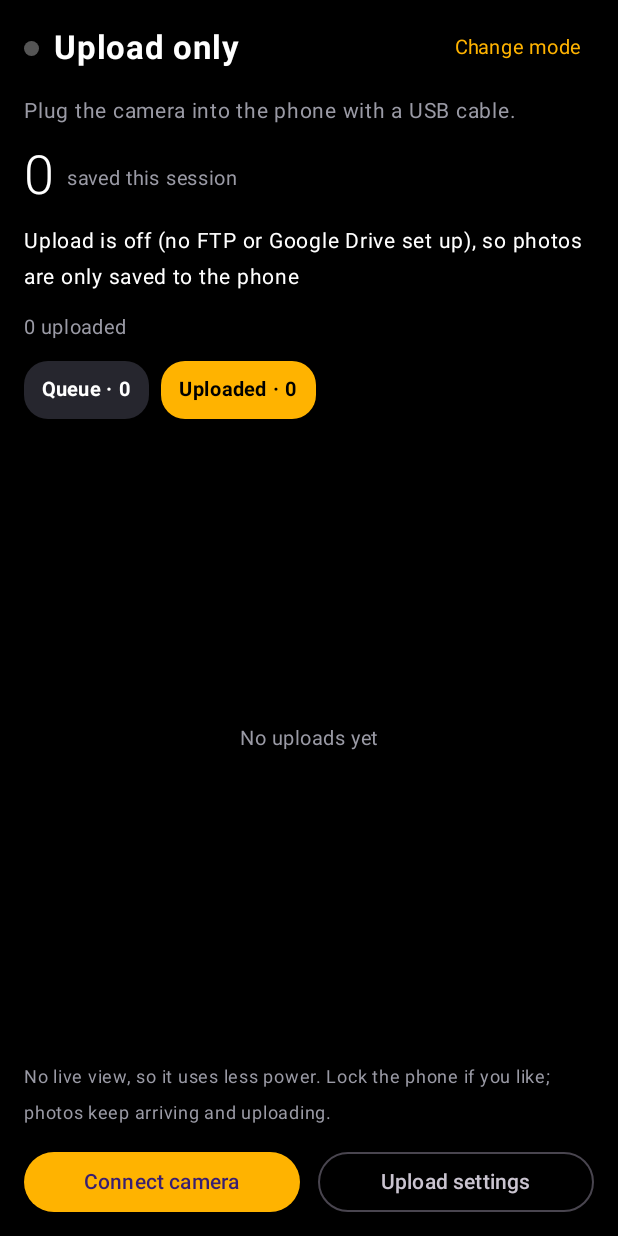
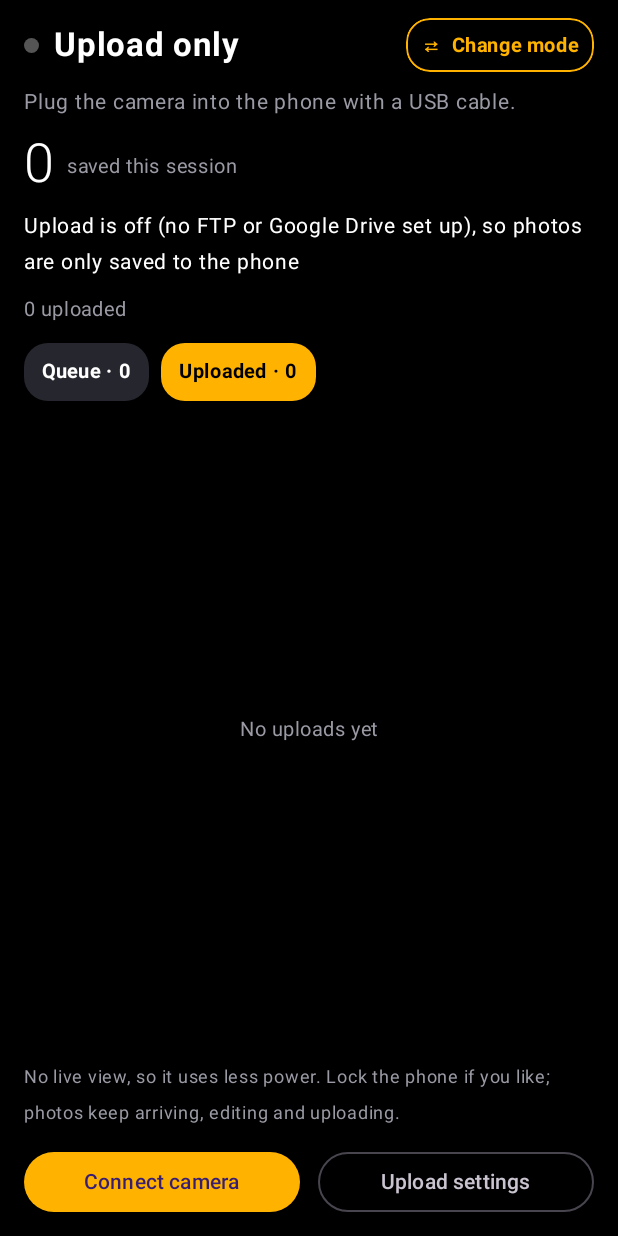
Before and after one commit to roriloty/camlink-app, an Android app built with Jetpack Compose: the screen it shows after launch (MainActivity), after a tap on an icon or button, on a phone screen of 412 x 824 dp. Run offline under Robolectric (Android 15) with nearby library versions, the phone set to English and light mode, and no system bars; pictures from the network do not load; 3 other taps on this screen came first.

Commit message:
1.14.0: edit and upload in parallel, clearer screens
Auto-editing now runs in its own queue (one photo at a time) and hands
each photo to its own upload job; up to 3 uploads run at once, so the
next photo is edited while earlier ones upload. Shared Drive subfolder
lookup and FTP folder creation are safe with parallel uploads.

Camera control: the status bar no longer squeezes text letter by letter
in landscape; labeled Uploads / Settings / Change mode buttons.
Upload only: side-by-side layout in landscape so gallery tiles are not
cut off; status shows parallel uploads and editing.

```diff
--- a/app/build.gradle.kts
+++ b/app/build.gradle.kts
@@ -12,8 +12,8 @@ android {
         applicationId = "app.camlink.usb"
         minSdk = 29
         targetSdk = 35
-        versionCode = 23
-        versionName = "1.13.0"
+        versionCode = 24
+        versionName = "1.14.0"
     }
 
     buildTypes {
--- a/app/src/main/java/app/camlink/usb/ui/ModeScreens.kt
+++ b/app/src/main/java/app/camlink/usb/ui/ModeScreens.kt
@@ -5,6 +5,8 @@ import androidx.compose.foundation.border
 import androidx.compose.foundation.clickable
 import androidx.compose.foundation.layout.Arrangement
 import androidx.compose.foundation.layout.Box
+import androidx.compose.foundation.layout.fillMaxHeight
+import androidx.compose.foundation.layout.BoxWithConstraints
 import androidx.compose.foundation.layout.Column
 import androidx.compose.foundation.layout.Row
 import androidx.compose.foundation.layout.Spacer
@@ -14,6 +16,7 @@ import androidx.compose.foundation.layout.height
 import androidx.compose.foundation.layout.padding
 import androidx.compose.foundation.layout.safeDrawingPadding
 import androidx.compose.foundation.layout.size
+import androidx.compose.foundation.layout.width
 import androidx.compose.foundation.layout.widthIn
 import androidx.compose.foundation.rememberScrollState
 import androidx.compose.foundation.shape.CircleShape
@@ -100,58 +103,95 @@ private fun ModeCard(title: String, text: String, icon: String, lastUsed: Boolea
     }
 }
 
-/** Upload-only mode: status, counts and the upload gallery on a black, mostly static screen. */
+/**
+ * Upload-only mode: status, counts and the upload gallery on a black, mostly static screen. In landscape the
+ * status sits in a left column and the gallery gets the full height on the right, so tiles are never cut off.
+ */
 @Composable
 fun UploadOnlyScreen(onStart: () -> Unit, onStop: () -> Unit, onChangeMode: () -> Unit) {
     var showSettings by remember { mutableStateOf(false) }
     if (showSettings) { SettingsScreen(onClose = { showSettings = false }); return }
 
+    BoxWithConstraints(Modifier.fillMaxSize().background(Color.Black).safeDrawingPadding()) {
+        if (maxWidth > maxHeight) {
+            Row(Modifier.fillMaxSize().padding(horizontal = 16.dp, vertical = 12.dp), horizontalArrangement = Arrangement.spacedBy(16.dp)) {
+                Column(
+                    Modifier.width(300.dp).fillMaxHeight().verticalScroll(rememberScrollState()),
+                    verticalArrangement = Arrangement.spacedBy(10.dp),
+                ) {
+                    UploadOnlyStatus(onChangeMode)
+                    UploadOnlyButtons(onStart, onStop) { showSettings = true }
+                    Hint()
+                }
+                UploadGallery(Modifier.weight(1f).fillMaxHeight(), tileSize = 96)
+            }
+        } else {
+            Column(
+                Modifier.fillMaxSize().padding(horizontal = 16.dp, vertical = 12.dp),
+                verticalArrangement = Arrangement.spacedBy(10.dp),
+            ) {
+                UploadOnlyStatus(onChangeMode)
+                UploadGallery(Modifier.weight(1f).fillMaxWidth(), tileSize = 96)
+                Hint()
+                UploadOnlyButtons(onStart, onStop) { showSettings = true }
+            }
+        }
+    }
+}
+
+@Composable
+private fun UploadOnlyStatus(onChangeMode: () -> Unit) {
     val st by TetherService.state.collectAsStateWithLifecycle()
     val up by Uploads.state.collectAsStateWithLifecycle()
     val ftp by FtpSettingsStore.flow(LocalContext.current).collectAsStateWithLifecycle()
-
-    Box(Modifier.fillMaxSize().background(Color.Black)) {
-        Column(
-            Modifier.fillMaxSize().safeDrawingPadding().padding(horizontal = 16.dp, vertical = 12.dp),
-            verticalArrangement = Arrangement.spacedBy(10.dp),
-        ) {
+    Column(verticalArrangement = Arrangement.spacedBy(8.dp)) {
         Row(verticalAlignment = Alignment.CenterVertically) {
             Box(Modifier.size(10.dp).clip(CircleShape).background(
                 when { st.connected -> Color(0xFF66BB6A); st.running -> SettingsAccent; else -> Color(0xFF555555) }))
             Spacer(Modifier.size(10.dp))
-                Text("Upload only", color = Color.White, fontSize = 22.sp, fontWeight = FontWeight.Bold, modifier = Modifier.weight(1f))
-                Text("Change mode", color = SettingsAccent, fontSize = 13.sp,
-                    modifier = Modifier.clip(RoundedCornerShape(8.dp)).clickable(onClick = onChangeMode).padding(8.dp))
+            Text("Upload only", color = Color.White, fontSize = 22.sp, fontWeight = FontWeight.Bold, modifier = Modifier.weight(1f),
+                maxLines = 1)
+            Text("⇄  Change mode", color = SettingsAccent, fontSize = 13.sp, fontWeight = FontWeight.Bold, maxLines = 1, softWrap = false,
+                modifier = Modifier.clip(RoundedCornerShape(16.dp)).border(1.dp, SettingsAccent, RoundedCornerShape(16.dp))
+                    .clickable(onClick = onChangeMode).padding(horizontal = 10.dp, vertical = 6.dp))
         }
         Text(if (st.running) "${st.model} · ${st.status}" else st.status, color = SettingsDim, fontSize = 14.sp)
-
         Row(verticalAlignment = Alignment.Bottom) {
             Text("${st.saved}", color = Color.White, fontSize = 36.sp, fontWeight = FontWeight.Light)
             Spacer(Modifier.size(8.dp))
             Text("saved this session" + (st.lastName?.let { " · last $it" } ?: ""), color = SettingsDim, fontSize = 13.sp,
                 modifier = Modifier.padding(bottom = 7.dp))
         }
-
         val f = ftp
+        val busy = up.describe()
         val upText = when {
-                f == null || !f.anyDestination -> "Upload is off (no FTP or Google Drive set up), so photos are only saved to the phone"
-                up.current != null && up.editing -> "Editing ${up.current} · ${up.pending} in queue"
-                up.current != null -> "Uploading ${up.current} ${(up.progress * 100).toInt()}% · ${up.pending} in queue"
-                up.pending > 0 -> "${up.pending} waiting to upload"
-                else -> "Upload ready" + (if (f.autoEdit) " · auto-edit on" else "")
+            f == null || !f.anyDestination ->
+                if (f?.saveEditedLocally == true) "Upload is off · edited copies are saved to the phone"
+                else "Upload is off (no FTP or Google Drive set up), so photos are only saved to the phone"
+            busy.isNotEmpty() -> busy
+            else -> "Upload ready" + (if (f.autoEdit) " · auto-edit on" else "") + " · up to ${Uploads.MAX_PARALLEL} at once"
         }
         Text(upText, color = Color.White, fontSize = 14.sp)
+        if (up.uploading > 0) Box(Modifier.fillMaxWidth().height(3.dp).clip(RoundedCornerShape(2.dp)).background(Color(0xFF26262E))) {
+            Box(Modifier.fillMaxHeight().fillMaxWidth(up.progress.coerceIn(0f, 1f)).background(SettingsAccent))
+        }
         Text("${up.uploaded} uploaded" + (if (up.failed > 0) " · ${up.failed} failed" else ""), color = SettingsDim, fontSize = 13.sp)
         up.lastError?.takeIf { up.failed > 0 }?.let { Text(it, color = Color(0xFFE57373), fontSize = 12.sp) }
-
-            UploadGallery(Modifier.weight(1f).fillMaxWidth(), tileSize = 96)
-            Text("No live view, so it uses less power. Lock the phone if you like; photos keep arriving and uploading.",
-                color = SettingsDim, fontSize = 12.sp)
-            Row(horizontalArrangement = Arrangement.spacedBy(12.dp)) {
-                if (st.running) OutlinedButton(onClick = onStop, Modifier.weight(1f)) { Text("Stop") }
-                else Button(onClick = onStart, Modifier.weight(1f)) { Text("Connect camera") }
-                OutlinedButton(onClick = { showSettings = true }, Modifier.weight(1f)) { Text("Upload settings") }
     }
 }
+
+@Composable
+private fun Hint() = Text(
+    "No live view, so it uses less power. Lock the phone if you like; photos keep arriving, editing and uploading.",
+    color = SettingsDim, fontSize = 12.sp,
+)
+
+@Composable
+private fun UploadOnlyButtons(onStart: () -> Unit, onStop: () -> Unit, onSettings: () -> Unit) {
+    val st by TetherService.state.collectAsStateWithLifecycle()
+    Row(Modifier.fillMaxWidth(), horizontalArrangement = Arrangement.spacedBy(12.dp)) {
+        if (st.running) OutlinedButton(onClick = onStop, Modifier.weight(1f)) { Text("Stop") }
+        else Button(onClick = onStart, Modifier.weight(1f)) { Text("Connect camera", maxLines = 1) }
+        OutlinedButton(onClick = onSettings, Modifier.weight(1f)) { Text("Upload settings", maxLines = 1) }
     }
 }
--- a/app/src/main/java/app/camlink/usb/upload/FtpUploader.kt
+++ b/app/src/main/java/app/camlink/usb/upload/FtpUploader.kt
@@ -42,7 +42,9 @@ object FtpUploader {
         if (dir.startsWith("/")) ftp.changeWorkingDirectory("/")
         for (part in dir.split('/').filter { it.isNotBlank() }) {
             if (!ftp.changeWorkingDirectory(part)) {
-                if (!ftp.makeDirectory(part) || !ftp.changeWorkingDirectory(part))
+                // Another upload running in parallel may create it at the same moment: try to open it either way.
+                ftp.makeDirectory(part)
+                if (!ftp.changeWorkingDirectory(part))
                     throw IOException("Can't open or create folder \"$part\" (${ftp.replyString?.trim()})")
             }
         }
```
Also changed, not shown: app/src/main/java/app/camlink/usb/ui/CameraScreen.kt (+42 -30 lines), app/src/main/java/app/camlink/usb/upload/UploadWorker.kt (+183 -61 lines), 1 other file. Lines whose indentation alone changed are shown as unchanged.
